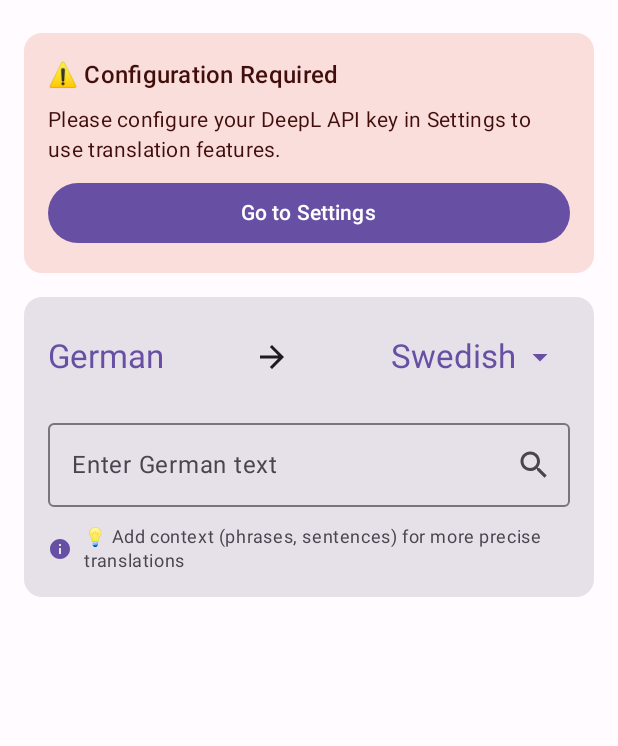
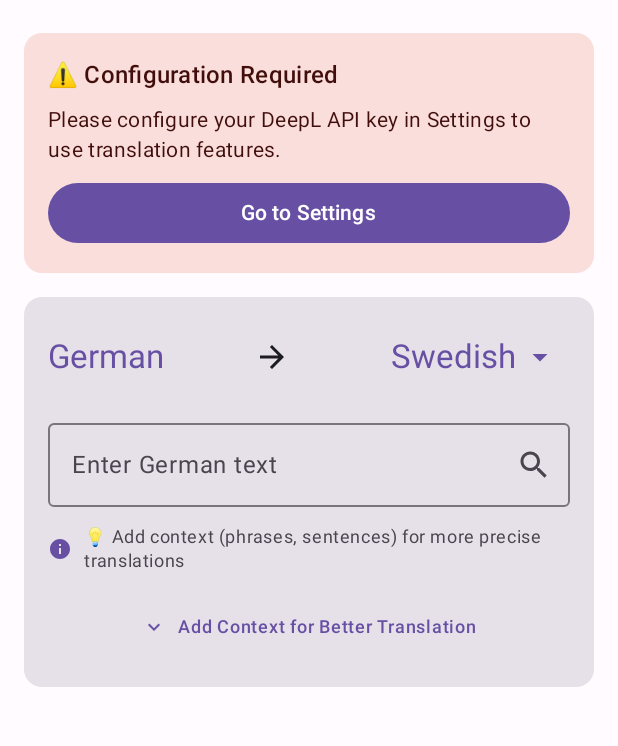
Before and after one commit to daniel-freiermuth/glosdalen, an Android app built with Jetpack Compose: the screen it shows after launch (MainActivity), on a phone screen of 412 x 824 dp, the part 87-833 px from its top. Run offline under Robolectric (Android 15) with nearby library versions, the light colour scheme and no system bars; our stand-ins replace Dagger/Hilt's generated code; libraries missing offline, so code that uses them is left out: com.ichi2.anki; 4 statements that could not run were skipped.

Commit message:
feat: Allow context for better translations

```diff
--- a/app/src/main/java/com/swedishvocab/app/data/datasource/VocabularyDataSource.kt
+++ b/app/src/main/java/com/swedishvocab/app/data/datasource/VocabularyDataSource.kt
@@ -8,7 +8,8 @@ interface VocabularyDataSource {
         sourceLanguage: Language,
         targetLanguage: Language,
         apiKey: String,
-        modelType: DeepLModelType = DeepLModelType.DEFAULT
+        modelType: DeepLModelType = DeepLModelType.DEFAULT,
+        context: String? = null
     ): Result<VocabularyEntry>
 
     val supportedLanguagePairs: Set<Pair<Language, Language>>
--- a/app/src/main/java/com/swedishvocab/app/data/repository/VocabularyRepository.kt
+++ b/app/src/main/java/com/swedishvocab/app/data/repository/VocabularyRepository.kt
@@ -17,7 +17,8 @@ class VocabularyRepository @Inject constructor(
         word: String,
         sourceLanguage: Language,
         targetLanguage: Language,
-        modelType: DeepLModelType = DeepLModelType.DEFAULT
+        modelType: DeepLModelType = DeepLModelType.DEFAULT,
+        context: String? = null
     ): Result<VocabularyEntry> {
         val apiKey = userPreferences.getDeepLApiKey().first()
 
@@ -25,7 +26,7 @@ class VocabularyRepository @Inject constructor(
             return Result.failure(VocabularyError.InvalidApiKey)
         }
 
-        return deepLDataSource.translate(word, sourceLanguage, targetLanguage, apiKey, modelType)
+        return deepLDataSource.translate(word, sourceLanguage, targetLanguage, apiKey, modelType, context)
     }
 
     suspend fun validateApiKey(apiKey: String): Result<Unit> {
--- a/app/src/main/java/com/swedishvocab/app/ui/search/SearchScreen.kt
+++ b/app/src/main/java/com/swedishvocab/app/ui/search/SearchScreen.kt
@@ -2,6 +2,7 @@
 
 package com.swedishvocab.app.ui.search
 
+import androidx.compose.animation.*
 import androidx.compose.foundation.clickable
 import androidx.compose.foundation.indication
 import androidx.compose.foundation.interaction.MutableInteractionSource
@@ -18,6 +19,8 @@ import androidx.compose.material.icons.filled.Refresh
 import androidx.compose.material.icons.filled.Star
 import androidx.compose.material.icons.filled.Info
 import androidx.compose.material.icons.filled.ArrowDropDown
+import androidx.compose.material.icons.filled.KeyboardArrowDown
+import androidx.compose.material.icons.filled.KeyboardArrowUp
 import androidx.compose.material.icons.automirrored.filled.ArrowForward
 import androidx.compose.material.icons.automirrored.filled.ArrowBack
 import androidx.compose.material3.*
@@ -275,6 +278,51 @@ fun SearchScreen(
                             color = MaterialTheme.colorScheme.onSurfaceVariant,
                             modifier = Modifier.weight(1f)
                         )
+                    }
+
+                    // Context Input Section
+                    Column {
+                        // Context Toggle Button
+                        TextButton(
+                            onClick = { viewModel.toggleContextExpanded() },
+                            modifier = Modifier.fillMaxWidth(),
+                            contentPadding = PaddingValues(vertical = 8.dp, horizontal = 0.dp)
+                        ) {
+                            Icon(
+                                imageVector = if (uiState.isContextExpanded) Icons.Default.KeyboardArrowUp else Icons.Default.KeyboardArrowDown,
+                                contentDescription = if (uiState.isContextExpanded) "Hide context" else "Show context",
+                                modifier = Modifier.size(16.dp)
+                            )
+                            Spacer(modifier = Modifier.width(8.dp))
+                            Text(
+                                text = if (uiState.isContextExpanded) "Hide Context" else "Add Context for Better Translation",
+                                style = MaterialTheme.typography.labelMedium
+                            )
+                        }
+
+                        // Context Input Field (shown when expanded)
+                        AnimatedVisibility(
+                            visible = uiState.isContextExpanded,
+                            enter = expandVertically() + fadeIn(),
+                            exit = shrinkVertically() + fadeOut()
+                        ) {
+                            OutlinedTextField(
+                                value = uiState.contextQuery,
+                                onValueChange = viewModel::updateContextQuery,
+                                label = { Text("Context (optional)") },
+                                placeholder = { Text("E.g., \"The bank of the river\" or \"I need to bank this money\"") },
+                                modifier = Modifier
+                                    .fillMaxWidth()
+                                    .padding(top = 8.dp),
+                                maxLines = 3,
+                                supportingText = {
+                                    Text(
+                                        text = "Provide context to help DeepL understand which meaning you want.",
+                                        style = MaterialTheme.typography.bodySmall
+                                    )
+                                }
+                            )
+                        }
                     }
                 }
             }
```
Also changed, not shown: app/src/main/java/com/swedishvocab/app/data/datasource/DeepLDataSource.kt (+4 -3 lines), app/src/main/java/com/swedishvocab/app/ui/search/SearchViewModel.kt (+33 -2 lines).
